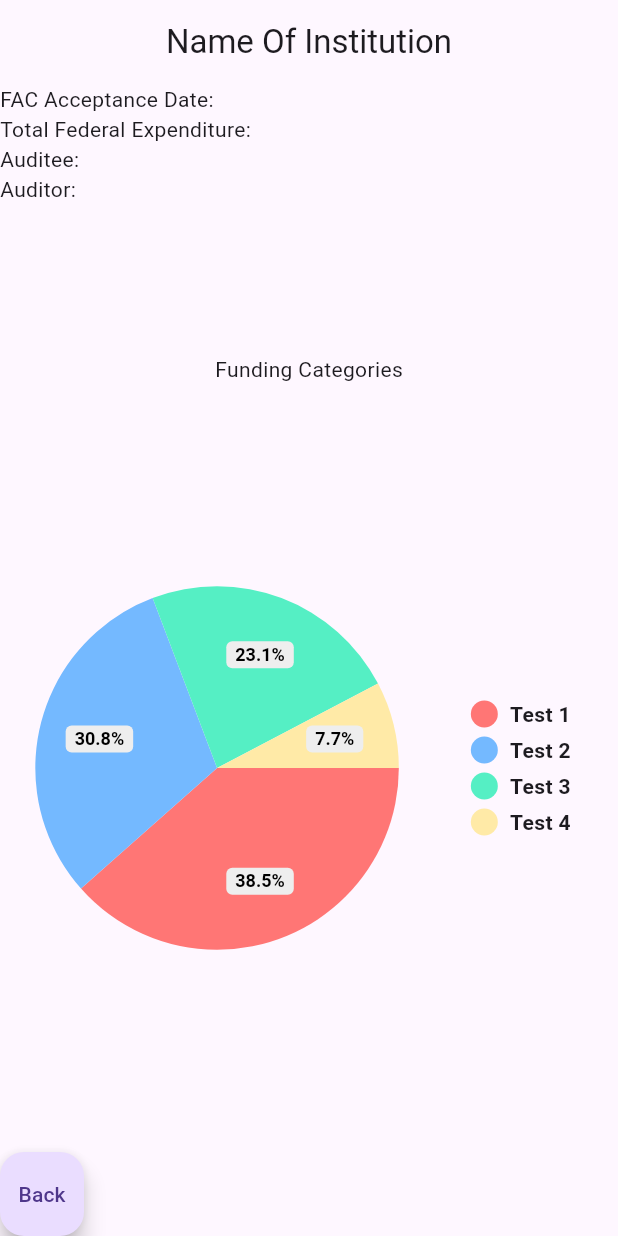
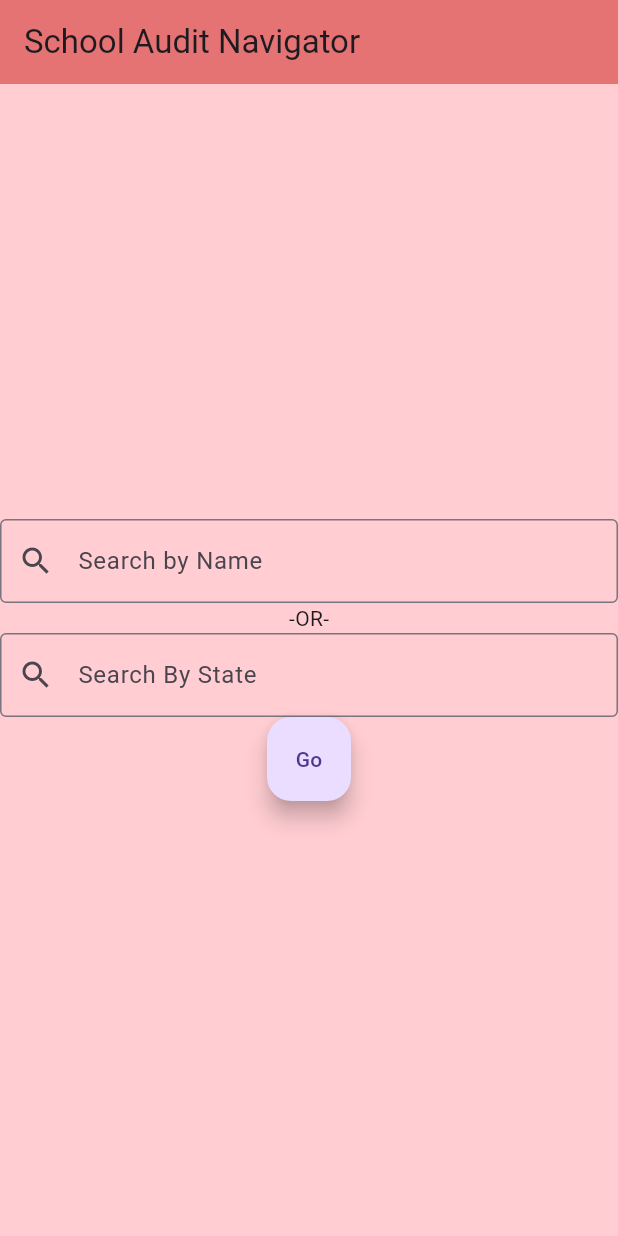
Before and after one commit to dylcarinc/Final-Project, a Flutter app: the screen it shows after launch, on a phone screen of 412 x 824 dp. Run offline on Flutter 3.47's test engine with Material 3 defaults, Android fonts, the light colour scheme and no system bars; drawn by our look-alikes of pie_chart.

Commit message:
created two search bars and go button to jump to auditPage.dart

```diff
--- a/school_audit_navigator/lib/api.dart
+++ b/school_audit_navigator/lib/api.dart
@@ -22,7 +22,7 @@ void getCollegeYear(String name, int year) async{
   print('Response body: ${response.body}');
 }
 void getCollegeInfo(String id) async{
-  var url = Uri.https('api-staging.fac.gov', '/federal_awards',{'General.report_id':'$id'});
+  var url = Uri.https('api-staging.fac.gov', '/federal_awards',{'General.report_id':id});
   var response = await http.get(url, headers: {'X-Api-Key': 'OTOlQu3kFOeDM2LwYz7S0ofa3m45FJQOhfB40VEz'});
   print('Response status: ${response.statusCode}');
   print('Response body: ${response.body}');
--- a/school_audit_navigator/lib/main.dart
+++ b/school_audit_navigator/lib/main.dart
@@ -1,134 +1,66 @@
 import 'package:flutter/material.dart';
 import 'package:school_audit_navigator/auditPage.dart';
 import 'api.dart';
+import 'package:school_audit_navigator/widgets/dialog.dart';
 
 void main() {
   runApp(
     MaterialApp(
-      home: const AuditPage(),
+      home: const MyHomePage(title: "School Audit Navigator"),
+      theme: ThemeData(
+        scaffoldBackgroundColor: Colors.red[100],
+      )
     ),
   );
 }
 
-/*class MyApp extends StatelessWidget {
-  const MyApp({super.key});
-
-  // This widget is the root of your application.
-  @override
-  Widget build(BuildContext context) {
-    return MaterialApp(
-      title: 'School Audit Navigator',
-
-      theme: ThemeData(
-        // This is the theme of your application.
-        //
-        // TRY THIS: Try running your application with "flutter run". You'll see
-        // the application has a purple toolbar. Then, without quitting the app,
-        // try changing the seedColor in the colorScheme below to Colors.green
-        // and then invoke "hot reload" (save your changes or press the "hot
-        // reload" button in a Flutter-supported IDE, or press "r" if you used
-        // the command line to start the app).
-        //
-        // Notice that the counter didn't reset back to zero; the application
-        // state is not lost during the reload. To reset the state, use hot
-        // restart instead.
-        //
-        // This works for code too, not just values: Most code changes can be
-        // tested with just a hot reload.
-        colorScheme: ColorScheme.fromSeed(seedColor: Colors.deepPurple),
-        useMaterial3: true,
-      ),
-      home: const MyHomePage(title: 'School Audit Navigator'),
-    );
-  }
-}
 
 class MyHomePage extends StatefulWidget {
   const MyHomePage({super.key, required this.title});
 
-  // This widget is the home page of your application. It is stateful, meaning
-  // that it has a State object (defined below) that contains fields that affect
-  // how it looks.
-
   // This class is the configuration for the state. It holds the values (in this
   // case the title) provided by the parent (in this case the App widget) and
-  // used by the build method of the State. Fields in a Widget subclass are
-  // always marked "final".
+  // used by the build method of the State. Fields in a Widget subclass are always marked "final".
 
   final String title;
-
   @override
   State<MyHomePage> createState() => _MyHomePageState();
 }
 
 class _MyHomePageState extends State<MyHomePage> {
-  // int _counter = 0;
-
-  // void _incrementCounter() {
-  //   setState(() {
-  //     // This call to setState tells the Flutter framework that something has
-  //     // changed in this State, which causes it to rerun the build method below
-  //     // so that the display can reflect the updated values. If we changed
-  //     // _counter without calling setState(), then the build method would not be
-  //     // called again, and so nothing would appear to happen.
-  //     _counter++;
-  //   });
-  // }
-
   @override
   Widget build(BuildContext context) {
-    // This method is rerun every time setState is called, for instance as done
-    // by the _incrementCounter method above.
-    //
-    // The Flutter framework has been optimized to make rerunning build methods
-    // fast, so that you can just rebuild anything that needs updating rather
-    // than having to individually change instances of widgets.
+
     return Scaffold(
+
       appBar: AppBar(
-        // TRY THIS: Try changing the color here to a specific color (to
-        // Colors.amber, perhaps?) and trigger a hot reload to see the AppBar
-        // change color while the other colors stay the same.
-        backgroundColor: Theme.of(context).colorScheme.inversePrimary,
-        // Here we take the value from the MyHomePage object that was created by
-        // the App.build method, and use it to set our appbar title.
+        backgroundColor: Colors.red[300],
         title: Text(widget.title),
       ),
-      body: Center(
-        // Center is a layout widget. It takes a single child and positions it
-        // in the middle of the parent.
+
+      body: const Center(
         child: Column(
-          // Column is also a layout widget. It takes a list of children and
-          // arranges them vertically. By default, it sizes itself to fit its
-          // children horizontally, and tries to be as tall as its parent.
-          //
-          // Column has various properties to control how it sizes itself and
-          // how it positions its children. Here we use mainAxisAlignment to
-          // center the children vertically; the main axis here is the vertical
-          // axis because Columns are vertical (the cross axis would be
-          // horizontal).
-          //
-          // TRY THIS: Invoke "debug painting" (choose the "Toggle Debug Paint"
-          // action in the IDE, or press "p" in the console), to see the
-          // wireframe for each widget.
           mainAxisAlignment: MainAxisAlignment.center,
           children: <Widget>[
-            const Text(
-              '-OR-',
-            ),
-
-            // Text(
-            //   '$_counter',
-            //   style: Theme.of(context).textTheme.headlineMedium,
-            // ),
+            TextField(decoration: InputDecoration(
+          labelText: 'Search by Name',
+          border: OutlineInputBorder(),
+          prefixIcon: Icon(Icons.search),
+        ),),
+            Text('-OR-',),
+          TextField(decoration: InputDecoration(
+          labelText: 'Search By State',
+          border: OutlineInputBorder(),
+          prefixIcon: Icon(Icons.search),
+        ),),
+          FloatingActionButton(
+          key: Key("Go"),
+          onPressed: AuditPage.new,
+          child: Text('Go')
+        ),
           ],
         ),
       ),
-      // floatingActionButton: FloatingActionButton(
-      //   onPressed: _incrementCounter,
-      //   tooltip: 'Increment',
-      //   child: const Icon(Icons.add),
-      // ), // This trailing comma makes auto-formatting nicer for build methods.
     );
   }
 }
-*/
```
Also changed, not shown: 1 other file.
